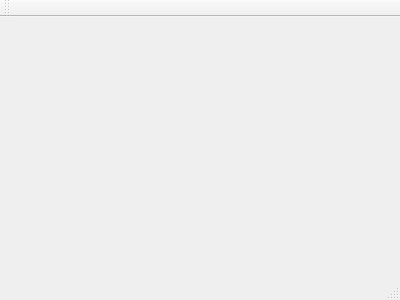
Qt form Unilever/mainwindow.ui (kokian/Unilever_v2) before a commit.
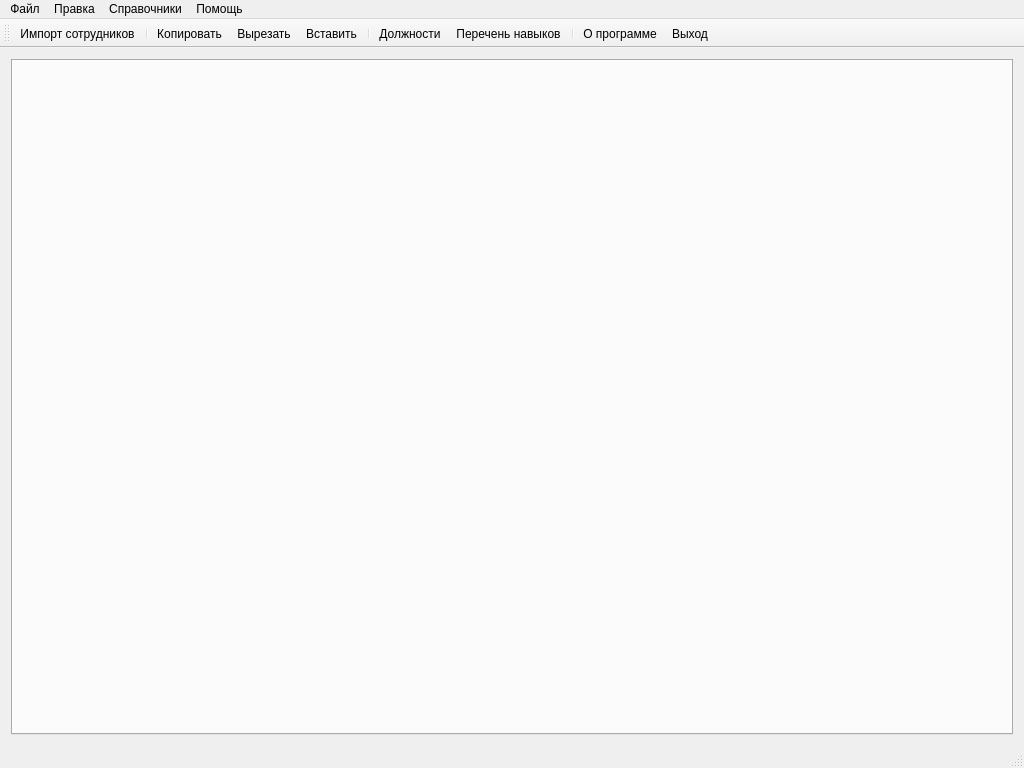
The same form after that commit. Icons and pictures are not drawn.

Patch:
```diff
--- a/Unilever/mainwindow.ui
+++ b/Unilever/mainwindow.ui
@@ -1,24 +1,219 @@
 <ui version="4.0">
  <class>MainWindow</class>
- <widget class="QMainWindow" name="MainWindow" >
-  <property name="geometry" >
+ <widget class="QMainWindow" name="MainWindow">
+  <property name="geometry">
    <rect>
     <x>0</x>
     <y>0</y>
-    <width>400</width>
-    <height>300</height>
+    <width>1024</width>
+    <height>768</height>
    </rect>
   </property>
   <property name="windowTitle" >
    <string>MainWindow</string>
   </property>
-  <widget class="QMenuBar" name="menuBar" />
-  <widget class="QToolBar" name="mainToolBar" />
-  <widget class="QWidget" name="centralWidget" />
-  <widget class="QStatusBar" name="statusBar" />
+  <property name="windowIcon">
+   <iconset resource="unileverres.qrc">
+    <normaloff>:/Images/icons/logo.png</normaloff>:/Images/icons/logo.png</iconset>
+  </property>
+  <property name="autoFillBackground">
+   <bool>true</bool>
+  </property>
+  <widget class="QWidget" name="centralWidget">
+   <layout class="QHBoxLayout" name="horizontalLayout">
+    <item>
+     <widget class="QTabWidget" name="tabWidget">
+      <property name="tabPosition">
+       <enum>QTabWidget::North</enum>
+      </property>
+      <property name="tabShape">
+       <enum>QTabWidget::Rounded</enum>
+      </property>
+      <property name="currentIndex">
+       <number>-1</number>
+      </property>
+      <property name="documentMode">
+       <bool>false</bool>
+      </property>
+      <property name="tabsClosable">
+       <bool>false</bool>
+      </property>
+      <property name="movable">
+       <bool>false</bool>
+      </property>
+      <property name="tabBarAutoHide">
+       <bool>false</bool>
+      </property>
+     </widget>
+    </item>
+   </layout>
+  </widget>
+  <widget class="QMenuBar" name="menuBar">
+   <property name="geometry">
+    <rect>
+     <x>0</x>
+     <y>0</y>
+     <width>1024</width>
+     <height>21</height>
+    </rect>
+   </property>
+   <widget class="QMenu" name="menu">
+    <property name="title">
+     <string>Файл</string>
+    </property>
+    <addaction name="action_Import"/>
+    <addaction name="separator"/>
+    <addaction name="action_Close"/>
+   </widget>
+   <widget class="QMenu" name="menu_2">
+    <property name="title">
+     <string>Справочники</string>
+    </property>
+    <addaction name="action_dictonary_positions"/>
+    <addaction name="action_list_of_skills"/>
+    <addaction name="action_skill_type"/>
+    <addaction name="action_skill_level"/>
+   </widget>
+   <widget class="QMenu" name="menu_3">
+    <property name="title">
+     <string>Помощь</string>
+    </property>
+    <addaction name="action_about"/>
+   </widget>
+   <widget class="QMenu" name="menu_4">
+    <property name="title">
+     <string>Правка</string>
+    </property>
+    <addaction name="action_Edit_copy"/>
+    <addaction name="action_Edit_paste"/>
+    <addaction name="action_Edit_cut"/>
+   </widget>
+   <addaction name="menu"/>
+   <addaction name="menu_4"/>
+   <addaction name="menu_2"/>
+   <addaction name="menu_3"/>
+  </widget>
+  <widget class="QToolBar" name="mainToolBar">
+   <attribute name="toolBarArea">
+    <enum>TopToolBarArea</enum>
+   </attribute>
+   <attribute name="toolBarBreak">
+    <bool>false</bool>
+   </attribute>
+   <addaction name="action_Import"/>
+   <addaction name="separator"/>
+   <addaction name="action_Edit_copy"/>
+   <addaction name="action_Edit_cut"/>
+   <addaction name="action_Edit_paste"/>
+   <addaction name="separator"/>
+   <addaction name="action_dictonary_positions"/>
+   <addaction name="action_list_of_skills"/>
+   <addaction name="separator"/>
+   <addaction name="action_about"/>
+   <addaction name="action_Close"/>
+  </widget>
+  <widget class="QStatusBar" name="statusBar"/>
+  <action name="action_Import">
+   <property name="icon">
+    <iconset resource="unileverres.qrc">
+     <normaloff>:/Images/icons/xlsimport.png</normaloff>:/Images/icons/xlsimport.png</iconset>
+   </property>
+   <property name="text">
+    <string>Импорт сотрудников</string>
+   </property>
+   <property name="shortcut">
+    <string>Ctrl+I</string>
+   </property>
+  </action>
+  <action name="action_Close">
+   <property name="icon">
+    <iconset resource="unileverres.qrc">
+     <normaloff>:/Images/icons/quit.png</normaloff>:/Images/icons/quit.png</iconset>
+   </property>
+   <property name="text">
+    <string>Выход</string>
+   </property>
+   <property name="shortcut">
+    <string>Ctrl+Q</string>
+   </property>
+  </action>
+  <action name="action_about">
+   <property name="icon">
+    <iconset resource="unileverres.qrc">
+     <normaloff>:/Images/icons/info.png</normaloff>:/Images/icons/info.png</iconset>
+   </property>
+   <property name="text">
+    <string>О программе</string>
+   </property>
+  </action>
+  <action name="action_dictonary_positions">
+   <property name="icon">
+    <iconset resource="unileverres.qrc">
+     <normaloff>:/Images/icons/dictonary_positions.png</normaloff>:/Images/icons/dictonary_positions.png</iconset>
+   </property>
+   <property name="text">
+    <string>Должности</string>
+   </property>
+  </action>
+  <action name="action_list_of_skills">
+   <property name="icon">
+    <iconset resource="unileverres.qrc">
+     <normaloff>:/Images/icons/skills.png</normaloff>:/Images/icons/skills.png</iconset>
+   </property>
+   <property name="text">
+    <string>Перечень навыков</string>
+   </property>
+   <property name="toolTip">
+    <string>Перечень навыков</string>
+   </property>
+  </action>
+  <action name="action_skill_type">
+   <property name="text">
+    <string>Типы навыков</string>
+   </property>
+   <property name="toolTip">
+    <string>Типы навыков</string>
+   </property>
+  </action>
+  <action name="action_skill_level">
+   <property name="text">
+    <string>Уровни навыков</string>
+   </property>
+   <property name="toolTip">
+    <string>Уровни навыков</string>
+   </property>
+  </action>
+  <action name="action_Edit_copy">
+   <property name="icon">
+    <iconset resource="unileverres.qrc">
+     <normaloff>:/Images/icons/copy.png</normaloff>:/Images/icons/copy.png</iconset>
+   </property>
+   <property name="text">
+    <string>Копировать</string>
+   </property>
+  </action>
+  <action name="action_Edit_paste">
+   <property name="icon">
+    <iconset resource="unileverres.qrc">
+     <normaloff>:/Images/icons/paste.png</normaloff>:/Images/icons/paste.png</iconset>
+   </property>
+   <property name="text">
+    <string>Вставить</string>
+   </property>
+  </action>
+  <action name="action_Edit_cut">
+   <property name="icon">
+    <iconset resource="unileverres.qrc">
+     <normaloff>:/Images/icons/cut.png</normaloff>:/Images/icons/cut.png</iconset>
+   </property>
+   <property name="text">
+    <string>Вырезать</string>
+   </property>
+  </action>
  </widget>
- <layoutDefault spacing="6" margin="11" />
- <pixmapfunction></pixmapfunction>
- <resources/>
+ <layoutdefault spacing="6" margin="11"/>
+ <resources>
+  <include location="unileverres.qrc"/>
+ </resources>
  <connections/>
 </ui>
```
Left out of the diff: 5 changed lines with no effect on the pictures.
